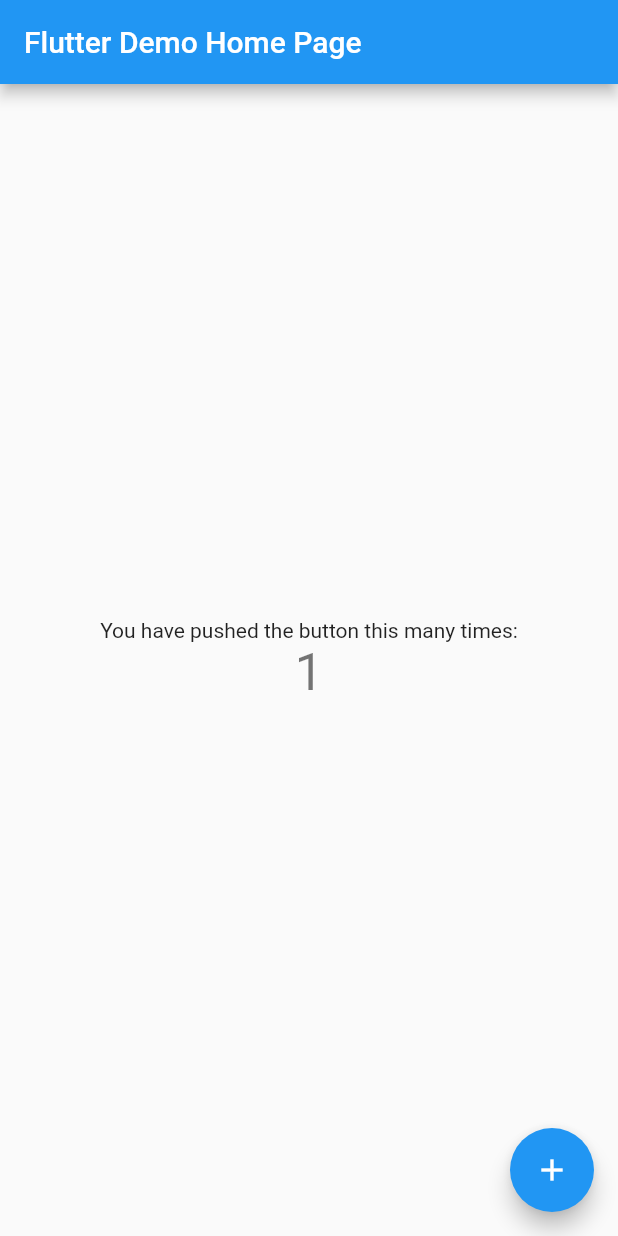
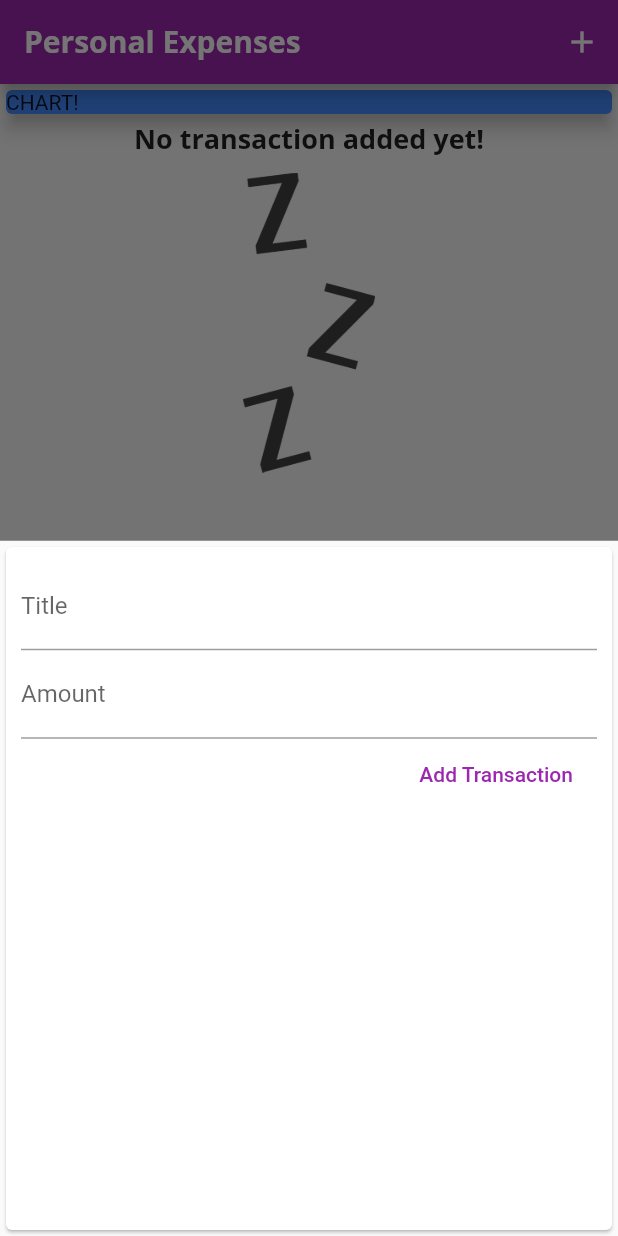
Before and after one commit to PreethamMSalpha/personal-expenses-tracker, a Flutter app: the screen it shows after launch, after a tap on the "add" icon, on a phone screen of 412 x 824 dp. Run offline on Flutter 3.47's test engine with Material 2 defaults, Android fonts, the phone set to English and light mode, and no system bars.

Commit message:
added styling, modal and scrollable transaction list

```diff
--- a/lib/main.dart
+++ b/lib/main.dart
@@ -1,117 +1,120 @@
 import 'package:flutter/material.dart';
+
+import './widgets/transaction_list.dart';
+import './widgets/new_transaction.dart';
+import './models/transaction.dart';
 
 void main() {
   runApp(MyApp());
 }
 
 class MyApp extends StatelessWidget {
-  // This widget is the root of your application.
   @override
   Widget build(BuildContext context) {
     return MaterialApp(
-      title: 'Flutter Demo',
+      title: 'Personal Expenses',
       theme: ThemeData(
-        // This is the theme of your application.
-        //
-        // Try running your application with "flutter run". You'll see the
-        // application has a blue toolbar. Then, without quitting the app, try
-        // changing the primarySwatch below to Colors.green and then invoke
-        // "hot reload" (press "r" in the console where you ran "flutter run",
-        // or simply save your changes to "hot reload" in a Flutter IDE).
-        // Notice that the counter didn't reset back to zero; the application
-        // is not restarted.
-        primarySwatch: Colors.blue,
-        // This makes the visual density adapt to the platform that you run
-        // the app on. For desktop platforms, the controls will be smaller and
-        // closer together (more dense) than on mobile platforms.
+        primarySwatch: Colors.purple,
+        accentColor: Colors.amber,
+        fontFamily: 'Quicksand',
+        textTheme: ThemeData.light().textTheme.copyWith(
+                title: TextStyle(
+              fontFamily: 'OpenSans',
+              fontWeight: FontWeight.bold,
+              fontSize: 18,
+            )),
+        appBarTheme: AppBarTheme(
+          textTheme: ThemeData.light().textTheme.copyWith(
+                title: TextStyle(
+                  fontFamily: 'OpenSans',
+                  fontSize: 20,
+                  fontWeight: FontWeight.bold,
+                ),
+              ),
+        ),
         visualDensity: VisualDensity.adaptivePlatformDensity,
       ),
-      home: MyHomePage(title: 'Flutter Demo Home Page'),
+      home: MyHomePage(),
     );
   }
 }
 
 class MyHomePage extends StatefulWidget {
-  MyHomePage({Key key, this.title}) : super(key: key);
-
-  // This widget is the home page of your application. It is stateful, meaning
-  // that it has a State object (defined below) that contains fields that affect
-  // how it looks.
-
-  // This class is the configuration for the state. It holds the values (in this
-  // case the title) provided by the parent (in this case the App widget) and
-  // used by the build method of the State. Fields in a Widget subclass are
-  // always marked "final".
-
-  final String title;
+  // String titleInput;
+  // String amountInput;
 
   @override
   _MyHomePageState createState() => _MyHomePageState();
 }
 
 class _MyHomePageState extends State<MyHomePage> {
-  int _counter = 0;
+  // double deviceWidth = MediaQuery.of(context).size.width;
+  // double deviceHeight = MediaQuery.of(context).size.height;
 
-  void _incrementCounter() {
+  final List<Transaction> _userTransactions = [
+    // Transaction(id: 't1', title: 'Shoes', amount: 99.99, date: DateTime.now()),
+    // Transaction(id: 't2', title: 'Shirts', amount: 69.99, date: DateTime.now()),
+  ];
+
+  void _addNewTransaction(String txTitle, double txAmount) {
+    final newTx = Transaction(
+        id: DateTime.now().toString(),
+        title: txTitle,
+        amount: txAmount,
+        date: DateTime.now());
+
     setState(() {
-      // This call to setState tells the Flutter framework that something has
-      // changed in this State, which causes it to rerun the build method below
-      // so that the display can reflect the updated values. If we changed
-      // _counter without calling setState(), then the build method would not be
-      // called again, and so nothing would appear to happen.
-      _counter++;
+      _userTransactions.add(newTx);
     });
+  }
+
+  void _startAddNewTransaction(BuildContext ctx) {
+    showModalBottomSheet(
+      context: ctx,
+      builder: (_) {
+        return GestureDetector(
+          behavior: HitTestBehavior.opaque,
+          onTap: () {},
+          child: NewTransaction(_addNewTransaction),
+        );
+      },
+    );
   }
 
   @override
   Widget build(BuildContext context) {
-    // This method is rerun every time setState is called, for instance as done
-    // by the _incrementCounter method above.
-    //
-    // The Flutter framework has been optimized to make rerunning build methods
-    // fast, so that you can just rebuild anything that needs updating rather
-    // than having to individually change instances of widgets.
     return Scaffold(
       appBar: AppBar(
-        // Here we take the value from the MyHomePage object that was created by
-        // the App.build method, and use it to set our appbar title.
-        title: Text(widget.title),
+        actions: [
+          IconButton(
+              icon: Icon(Icons.add),
+              onPressed: () => _startAddNewTransaction(context))
+        ],
+        title: Text('Personal Expenses'),
       ),
-      body: Center(
-        // Center is a layout widget. It takes a single child and positions it
-        // in the middle of the parent.
+      body: SingleChildScrollView(
         child: Column(
-          // Column is also a layout widget. It takes a list of children and
-          // arranges them vertically. By default, it sizes itself to fit its
-          // children horizontally, and tries to be as tall as its parent.
-          //
-          // Invoke "debug painting" (press "p" in the console, choose the
-          // "Toggle Debug Paint" action from the Flutter Inspector in Android
-          // Studio, or the "Toggle Debug Paint" command in Visual Studio Code)
-          // to see the wireframe for each widget.
-          //
-          // Column has various properties to control how it sizes itself and
-          // how it positions its children. Here we use mainAxisAlignment to
-          // center the children vertically; the main axis here is the vertical
-          // axis because Columns are vertical (the cross axis would be
-          // horizontal).
-          mainAxisAlignment: MainAxisAlignment.center,
+          // mainAxisAlignment: MainAxisAlignment.spaceAround,
+          crossAxisAlignment: CrossAxisAlignment.center,
           children: <Widget>[
-            Text(
-              'You have pushed the button this many times:',
+            Container(
+              width: double.infinity,
+              // width: deviceWidth * 0.30,
+              // height: deviceHeight * 0.30,
+              child: Card(
+                elevation: 5,
+                child: Text('CHART!'),
+                color: Colors.blueAccent,
+              ),
             ),
-            Text(
-              '$_counter',
-              style: Theme.of(context).textTheme.headline4,
-            ),
+            TransactionList(_userTransactions),
           ],
         ),
       ),
       floatingActionButton: FloatingActionButton(
-        onPressed: _incrementCounter,
-        tooltip: 'Increment',
-        child: Icon(Icons.add),
-      ), // This trailing comma makes auto-formatting nicer for build methods.
+          onPressed: () => _startAddNewTransaction(context),
+          child: Icon(Icons.add)),
+      floatingActionButtonLocation: FloatingActionButtonLocation.centerFloat,
     );
   }
 }
--- /dev/null
+++ b/lib/models/transaction.dart
@@ -0,0 +1,14 @@
+import 'package:flutter/foundation.dart';
+
+class Transaction {
+  final String id;
+  final String title;
+  final double amount;
+  final DateTime date;
+
+  Transaction(
+      {@required this.id,
+      @required this.title,
+      @required this.amount,
+      @required this.date});
+}
--- /dev/null
+++ b/lib/widgets/new_transaction.dart
@@ -0,0 +1,61 @@
+import 'package:flutter/material.dart';
+
+class NewTransaction extends StatefulWidget {
+  final Function addTx;
+
+  NewTransaction(this.addTx);
+
+  @override
+  _NewTransactionState createState() => _NewTransactionState();
+}
+
+class _NewTransactionState extends State<NewTransaction> {
+  final titleController = TextEditingController();
+
+  final amountController = TextEditingController();
+
+  void submitData() {
+    final enteredTitle = titleController.text;
+    final enteredAmount = double.parse(amountController.text);
+
+    if (enteredTitle.isEmpty || enteredAmount <= 0) {
+      return;
+    }
+
+    widget.addTx(enteredTitle, enteredAmount);
+
+    Navigator.of(context).pop();
+  }
+
+  @override
+  Widget build(BuildContext context) {
+    return Card(
+      child: Container(
+        padding: EdgeInsets.all(10),
+        child: Column(
+          crossAxisAlignment: CrossAxisAlignment.end,
+          children: <Widget>[
+            TextField(
+              decoration: InputDecoration(labelText: 'Title'),
+              controller: titleController,
+              onSubmitted: (_) => submitData,
+              // onChanged: (value) => titleInput = value,
+            ),
+            TextField(
+              decoration: InputDecoration(labelText: 'Amount'),
+              controller: amountController,
+              keyboardType: TextInputType.number,
+              onSubmitted: (_) => submitData,
+              // onChanged: (value) => amountInput = value,
+            ),
+            FlatButton(
+              onPressed: submitData,
+              child: Text('Add Transaction'),
+              textColor: Colors.purple,
+            )
+          ],
+        ),
+      ),
+    );
+  }
+}
--- /dev/null
+++ b/lib/widgets/transaction_list.dart
@@ -0,0 +1,81 @@
+import 'package:flutter/material.dart';
+import 'package:intl/intl.dart';
+
+import '../models/transaction.dart';
+
+class TransactionList extends StatelessWidget {
+  final List<Transaction> transactions;
+
+  TransactionList(this.transactions);
+
+  @override
+  Widget build(BuildContext context) {
+    return Container(
+      height: 300,
+      child: transactions.isEmpty
+          ? Column(
+              children: <Widget>[
+                Text(
+                  'No transaction added yet!',
+                  style: Theme.of(context).textTheme.title,
+                ),
+                SizedBox(
+                  height: 10,
+                ),
+                Container(
+                  height: 200,
+                  child: Image.asset(
+                    'assets/images/waiting.png',
+                    fit: BoxFit.cover,
+                  ),
+                ),
+              ],
+            )
+          : ListView.builder(
+              itemBuilder: (context, index) {
+                return Card(
+                  child: Row(
+                      // mainAxisAlignment: MainAxisAlignment.spaceEvenly,
+                      children: <Widget>[
+                        Container(
+                          margin: EdgeInsets.symmetric(
+                            horizontal: 15,
+                            vertical: 10,
+                          ),
+                          padding: EdgeInsets.all(10),
+                          decoration: BoxDecoration(
+                              border: Border.all(
+                            color: Theme.of(context).primaryColor,
+                            width: 2,
+                          )),
+                          child: Text(
+                            '\$${transactions[index].amount.toStringAsFixed(2)}',
+                            style: TextStyle(
+                              fontSize: 20,
+                              fontWeight: FontWeight.bold,
+                              color: Theme.of(context).primaryColor,
+                            ),
+                          ),
+                        ),
+                        Column(
+                          crossAxisAlignment: CrossAxisAlignment.start,
+                          children: <Widget>[
+                            Text(
+                              transactions[index].title,
+                              style: Theme.of(context).textTheme.title,
+                            ),
+                            Text(
+                              DateFormat.yMMMd()
+                                  .format(transactions[index].date),
+                              style: TextStyle(color: Colors.grey),
+                            ),
+                          ],
+                        )
+                      ]),
+                );
+              },
+              itemCount: transactions.length,
+            ),
+    );
+  }
+}
```
Also changed, not shown: pubspec.yaml (+16 -17 lines), assets/fonts/OpenSans-Bold.ttf (added), assets/fonts/OpenSans-Regular.ttf (added), assets/fonts/Quicksand-Bold.ttf (added), assets/fonts/Quicksand-Light.ttf (added), assets/fonts/Quicksand-Medium.ttf (added), assets/fonts/Quicksand-Regular.ttf (added), assets/images/waiting.png (added), pubspec.lock, 1 other file.
